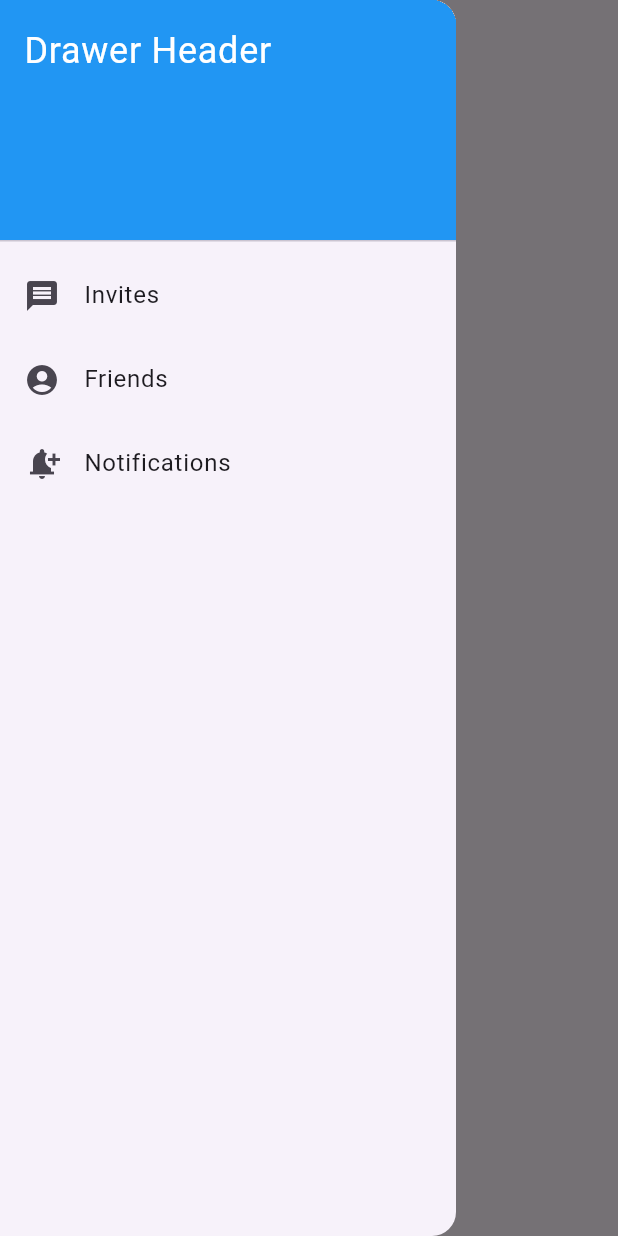
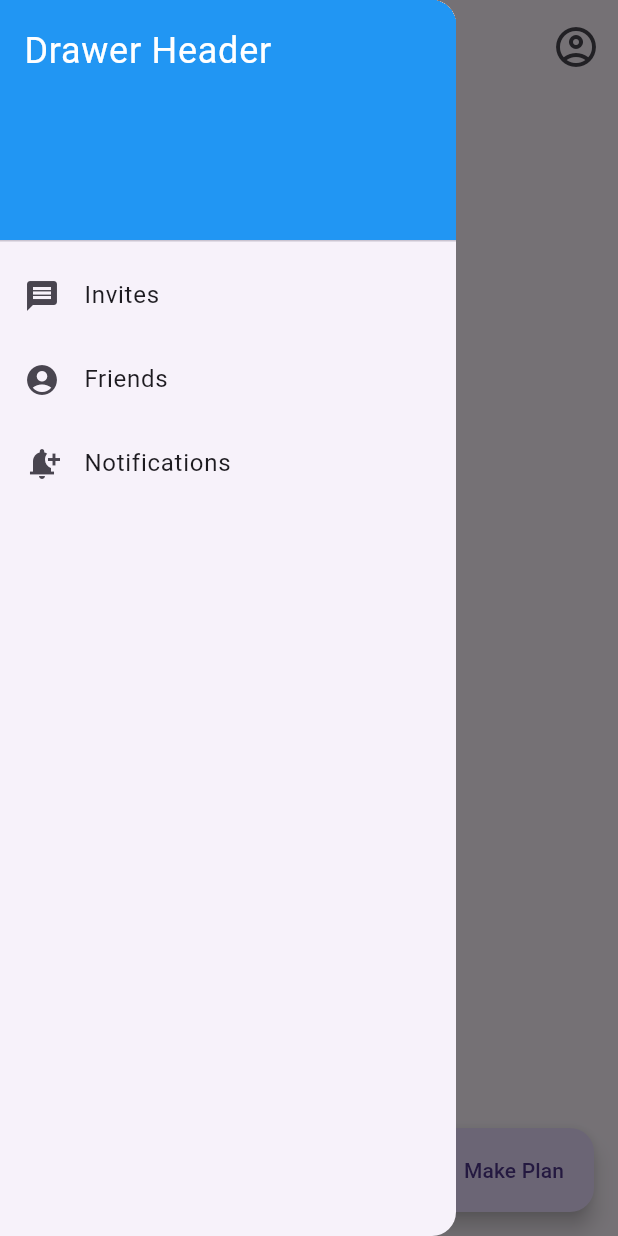
Before and after one commit to Atharv-iitr/Hangout-Planner-App, a Flutter app: the screen it shows after launch, with the side drawer open, on a phone screen of 412 x 824 dp. Run offline on Flutter 3.47's test engine with Material 3 defaults, Android fonts, the phone set to English and light mode, and no system bars.

Commit message:
Update home.dart

```diff
--- a/lib/Pages/home.dart
+++ b/lib/Pages/home.dart
@@ -1,7 +1,7 @@
 import 'package:flutter/material.dart';
-import 'invites.dart';
-import 'friends.dart';
-import 'notification.dart';
+import 'package:hangout_planner/Pages/invites.dart';
+import 'package:hangout_planner/Pages/friends.dart';
+import 'package:hangout_planner/Pages/Notification.dart';
 /// Flutter code sample for [Drawer].
 
 void main() => runApp(const HomePage());
@@ -15,11 +15,11 @@ class HomePage extends StatelessWidget {
     return MaterialApp(
       home: const DrawerExample(),
       debugShowCheckedModeBanner: false,
-      routes: <String, WidgetBuilder>{
+      routes: {
 
-        '/invitespage': (BuildContext context) => const InvitesPage(),
-        '/friendspage': (BuildContext context) => const FriendsPage(),
-        '/Notificationpage': (BuildContext context) => const NotificationsPage()
+        '/invitespage': (context) => const InvitesPage(),
+        '/friendspage': (context) => const FriendsPage(),
+        '/Notificationpage': (context) => const NotificationsPage()
       },
     );
   }
@@ -46,6 +46,16 @@ class _DrawerExampleState extends State<DrawerExample> {
         ),
 
         ),
+        actions: [
+          IconButton(
+            onPressed: (){
+
+            },
+            icon: const Icon(Icons.account_circle_outlined),
+            iconSize: 32,
+            padding: const EdgeInsets.fromLTRB(0, 6, 8, 0),
+          ),
+        ],
         centerTitle: true,
       ),
       drawer: Drawer(
@@ -83,6 +93,17 @@ class _DrawerExampleState extends State<DrawerExample> {
       ),
       body: Center(child: Text('Page: $selectedPage')),
 
+      floatingActionButton: FloatingActionButton.extended(
+        onPressed: () {
+          // Action when pressed
+        },
+        icon: const Icon(Icons.edit),
+        label: const Text("Make Plan"),
+      ),
+
+      floatingActionButtonLocation: FloatingActionButtonLocation.endFloat, // Bottom-right
     );
+
+
   }
 }
```
